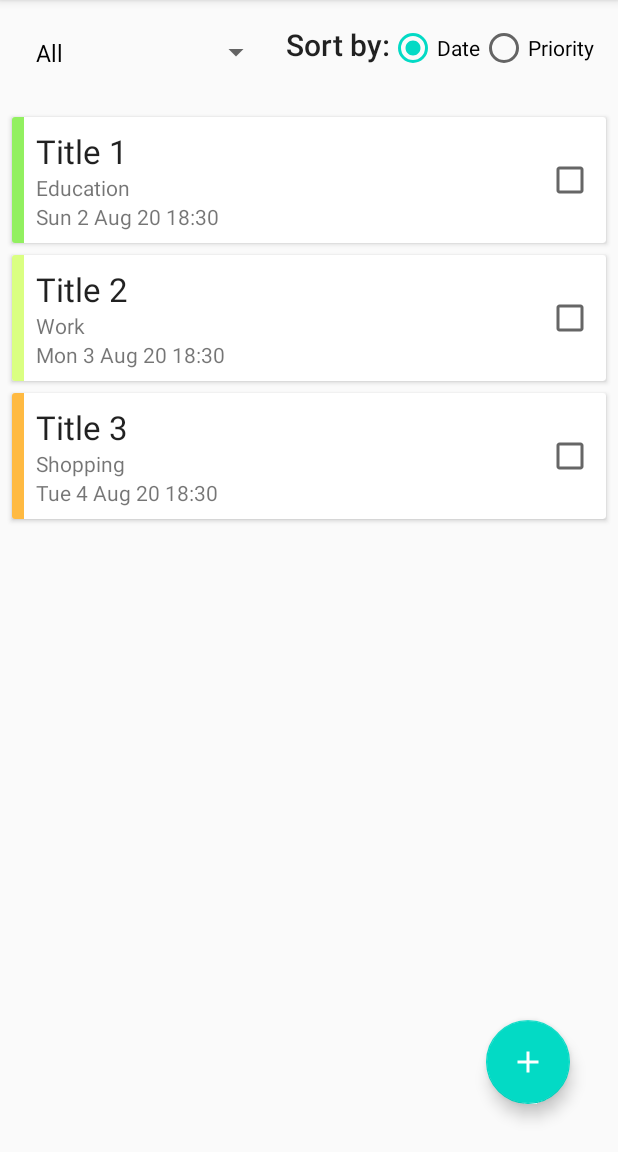
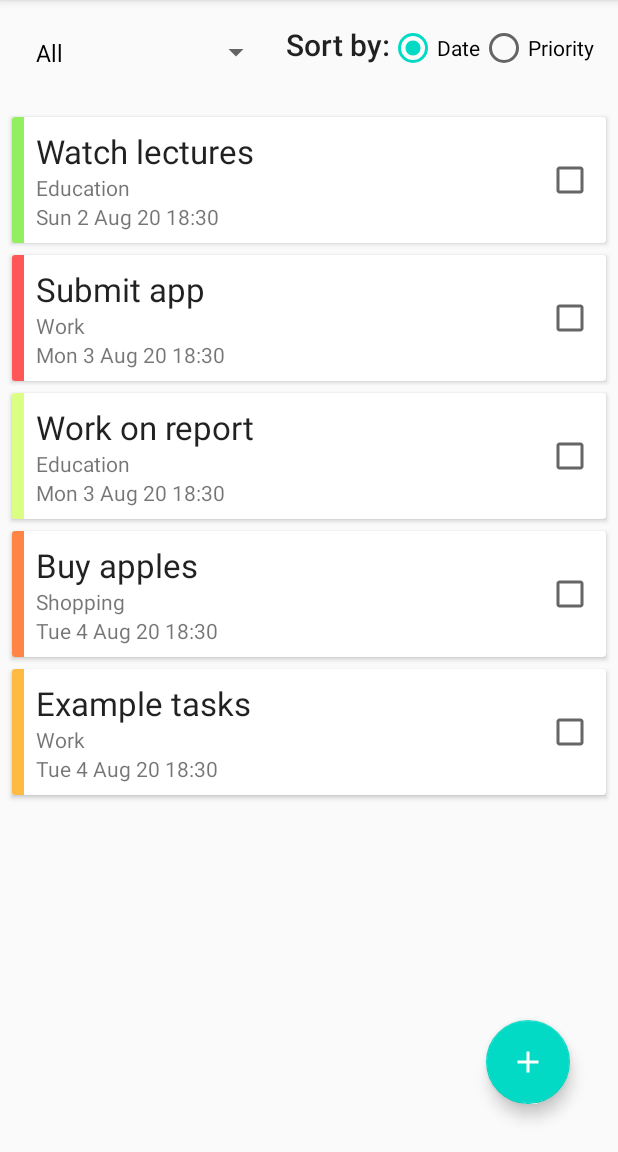
Before and after one commit to pencilleaf/JustDoIt, an Android app: the screen it shows after launch (MainActivity), on a phone screen of 412 x 824 dp, the part 84-1236 px from its top. Run offline under Robolectric (Android 15) with nearby library versions, the phone set to English and light mode, and no system bars; our stand-ins replace Room's generated code, navigation-ui; 1 statement that could not run was skipped.

```diff
--- a/app/src/main/java/com/example/justdoit/NoteDatabase.java
+++ b/app/src/main/java/com/example/justdoit/NoteDatabase.java
@@ -12,7 +12,7 @@ import androidx.sqlite.db.SupportSQLiteDatabase;
 
 import java.util.Date;
 
-@Database(entities = {Note.class}, version = 4)
+@Database(entities = {Note.class}, version = 1)
 @TypeConverters({TimestampConverter.class})
 public abstract class NoteDatabase extends RoomDatabase {
 
@@ -52,9 +52,11 @@ public abstract class NoteDatabase extends RoomDatabase {
             Date today = new Date();
             Date yesterday = new Date(today.getTime() - 24*3600*1000);
             Date tomorrow = new Date(today.getTime() + 24*3600*1000);
-            noteDao.insert(new Note("Title 1", "Education", 1, false, yesterday, "Description 1", false));
-            noteDao.insert(new Note("Title 2", "Work", 2,false, today, "Description 2", false));
-            noteDao.insert(new Note("Title 3", "Shopping", 3,false, tomorrow, "Description 3", false));
+            noteDao.insert(new Note("Watch lectures", "Education", 1, false, yesterday, "Lectures 11, 12", false));
+            noteDao.insert(new Note("Work on report", "Education", 2, false, today, "", false));
+            noteDao.insert(new Note("Submit app", "Work", 5,false, today, "", false));
+            noteDao.insert(new Note("Buy apples", "Shopping", 4,false, tomorrow, "", false));
+            noteDao.insert(new Note("Example tasks", "Work", 3,false, tomorrow, "", false));
             return null;
         }
     }
--- a/app/src/main/res/layout/activity_add_note.xml
+++ b/app/src/main/res/layout/activity_add_note.xml
@@ -43,6 +43,10 @@
             android:inputType="textMultiLine"
             android:layout_marginBottom="20dp"/>
     </LinearLayout>
+
+    <ScrollView
+        android:layout_width="fill_parent"
+        android:layout_height="fill_parent">
 
     <LinearLayout
         android:layout_width="match_parent"
@@ -253,4 +257,5 @@
         </RelativeLayout>
 
     </LinearLayout>
+    </ScrollView>
 </LinearLayout>
```
Also changed, not shown: app/src/main/AndroidManifest.xml (+4 -3 lines), app/src/main/java/com/example/justdoit/MainActivity.java (+30 -31 lines), app/src/main/java/com/example/justdoit/ReminderBroadcast.java (+10 -3 lines).
